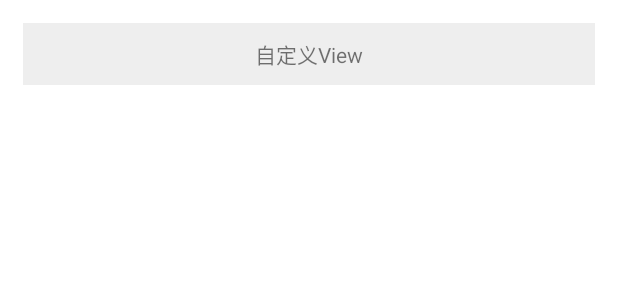
After one commit to yaoyao0719/YYAndroidSpace, an Android app: the layout fragment_practice.xml on its own in the app's theme, with its tools: preview values and no code run, on a phone screen of 412 x 824 dp. The commit adds this screen. Shown: the top 300 px of the screen. Run offline under Robolectric (Android 15) with nearby library versions, the phone set to English and light mode, and no system bars; Roboto replaces fonts that are not available here.

```diff
--- /dev/null
+++ b/app/src/main/res/layout/fragment_practice.xml
@@ -0,0 +1,19 @@
+<?xml version="1.0" encoding="utf-8"?>
+<LinearLayout
+    xmlns:android="http://schemas.android.com/apk/res/android"
+    android:layout_width="match_parent"
+    android:layout_height="match_parent"
+    android:background="#ffffff"
+    android:orientation="vertical"
+    android:padding="15dp"
+    android:id="@+id/panelParent">
+    <TextView
+        android:id="@+id/textView1"
+        android:layout_width="match_parent"
+        android:layout_height="wrap_content"
+        android:padding="10dp"
+        android:text="自定义View"
+        android:gravity="center"
+        android:background="#eeeeee"/>
+
+</LinearLayout>
```
Also changed, not shown: app/src/main/java/com/yaoyao/android/base/BaseFragment.java (added, +19 -0 lines), app/src/main/java/com/yaoyao/android/module/MainActivity.java (+69 -0 lines), app/src/main/java/com/yaoyao/android/module/practice/PracticeFragment.java (added, +77 -0 lines), app/src/main/res/xml/bottombar_tabs.xml (+8 -8 lines).
